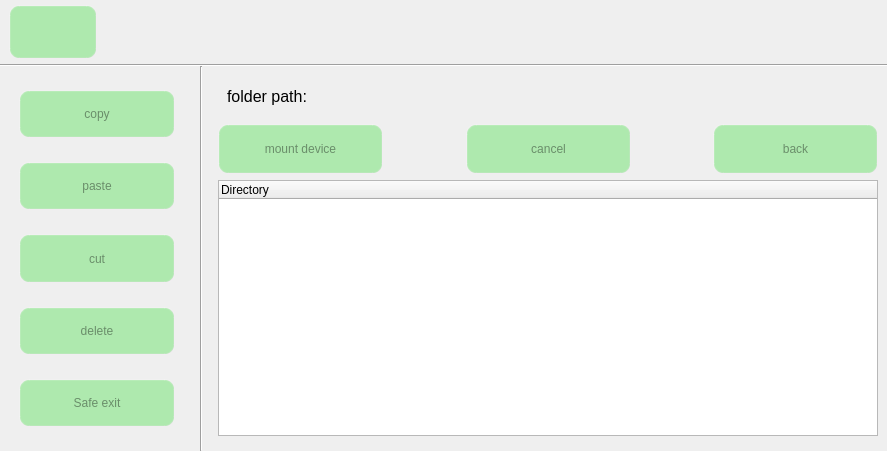
Qt form udev.ui (jizizihe/baijie_demo) before a commit.
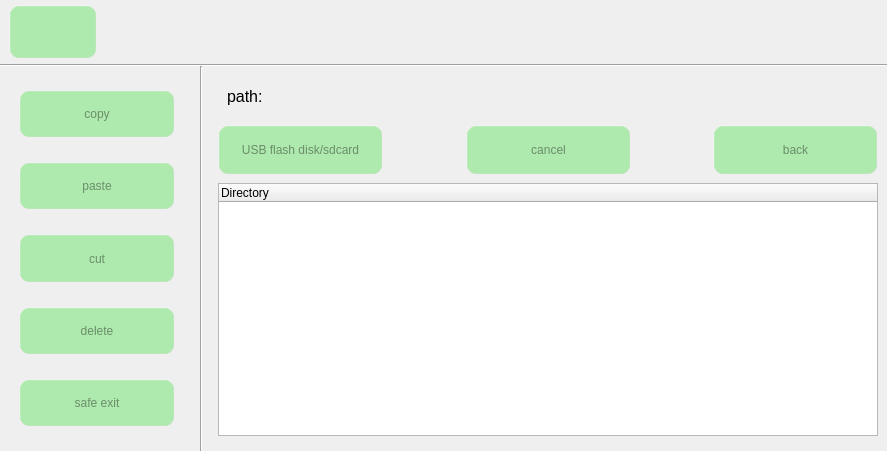
The same form after that commit. Icons and pictures are not drawn.

```diff
--- a/udev.ui
+++ b/udev.ui
@@ -606,7 +606,7 @@
               <string notr="true"/>
              </property>
              <property name="text">
-              <string>Safe exit</string>
+              <string>safe exit</string>
              </property>
              <property name="icon">
               <iconset resource="translation.qrc">
@@ -667,6 +667,9 @@
       <item>
        <widget class="QWidget" name="widget_3" native="true">
         <layout class="QVBoxLayout" name="verticalLayout_2" stretch="1,1,6">
+         <property name="spacing">
+          <number>8</number>
+         </property>
          <property name="bottomMargin">
           <number>15</number>
          </property>
@@ -711,7 +714,7 @@
                </font>
               </property>
               <property name="text">
-               <string>folder path:</string>
+               <string>path:</string>
               </property>
              </widget>
             </item>
@@ -794,7 +797,7 @@
                </sizepolicy>
               </property>
               <property name="text">
-               <string>mount device</string>
+               <string>USB flash disk/sdcard</string>
               </property>
              </widget>
             </item>
```
